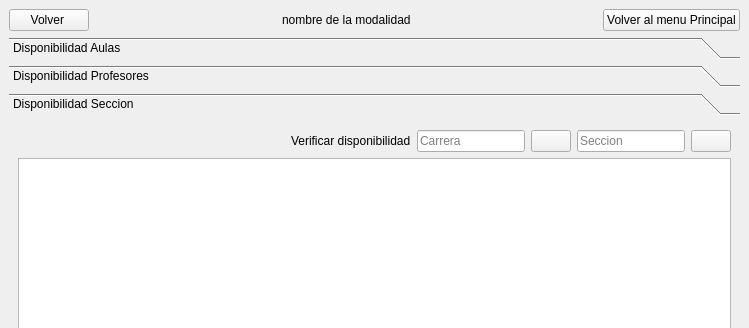
Reinaldito04/IUTA----HORARIOS, file ui/plantilla_menu_de_horarios.ui: the form before one commit; both pictures show x 0 to 749 and y 0 to 328 of the 749 by 630 pixel window.
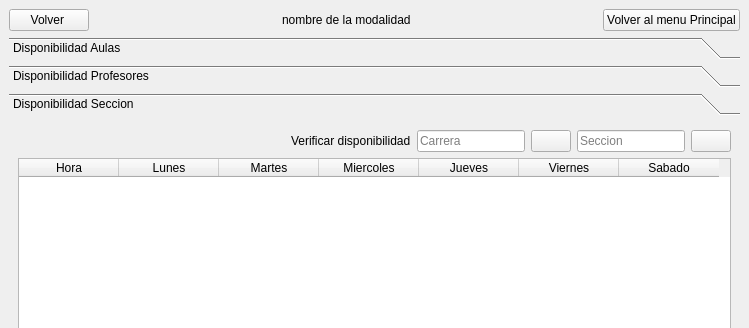
The form after the commit. The open tabs and pages were chosen to show the change. Icons and pictures are not drawn.

```diff
--- a/ui/plantilla_menu_de_horarios.ui
+++ b/ui/plantilla_menu_de_horarios.ui
@@ -259,7 +259,7 @@
          <x>0</x>
          <y>0</y>
          <width>731</width>
-         <height>386</height>
+         <height>387</height>
         </rect>
        </property>
        <attribute name="icon">
@@ -341,7 +341,43 @@
          </layout>
         </item>
         <item>
-         <widget class="QTableWidget" name="tableWidget_3"/>
+         <widget class="QTableWidget" name="tableWidget_seccion">
+          <column>
+           <property name="text">
+            <string>Hora</string>
+           </property>
+          </column>
+          <column>
+           <property name="text">
+            <string>Lunes</string>
+           </property>
+          </column>
+          <column>
+           <property name="text">
+            <string>Martes</string>
+           </property>
+          </column>
+          <column>
+           <property name="text">
+            <string>Miercoles</string>
+           </property>
+          </column>
+          <column>
+           <property name="text">
+            <string>Jueves</string>
+           </property>
+          </column>
+          <column>
+           <property name="text">
+            <string>Viernes</string>
+           </property>
+          </column>
+          <column>
+           <property name="text">
+            <string>Sabado</string>
+           </property>
+          </column>
+         </widget>
         </item>
         <item>
          <layout class="QHBoxLayout" name="horizontalLayout_7">
```
Left out of the diff: 82 changed lines with no effect on the pictures.
